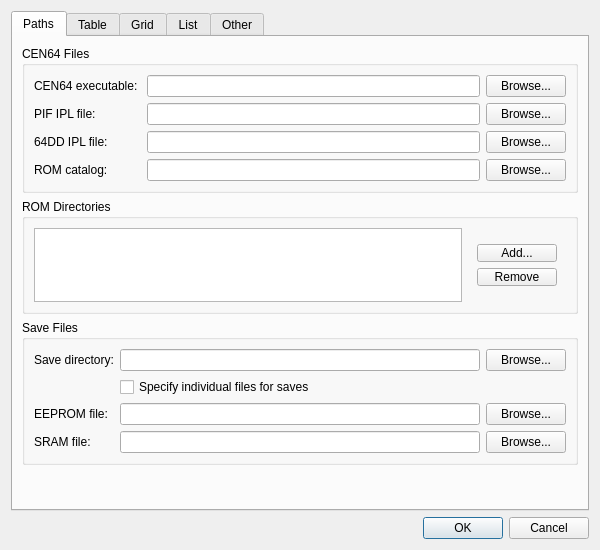
Before: the Qt Designer form src/settingsdialog.ui in dh4/cen64-qt, drawn with Qt 5.
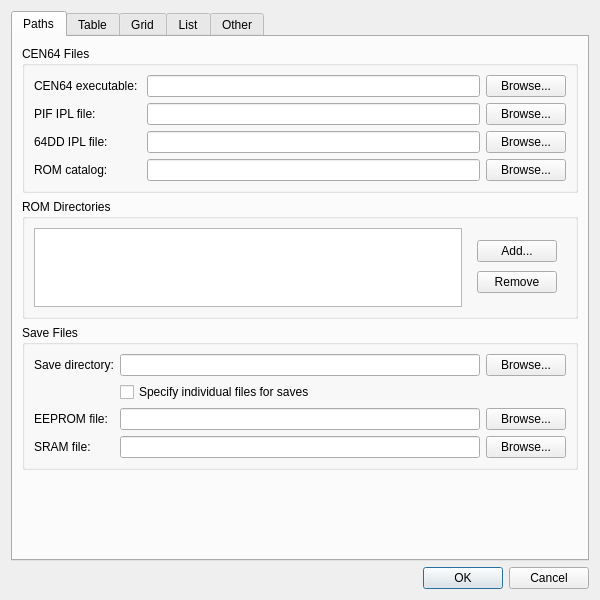
After: the same form once the commit is applied.

Commit message: Fix some spacing for the settings dialog

Patch:
```diff
--- a/src/settingsdialog.ui
+++ b/src/settingsdialog.ui
@@ -7,13 +7,13 @@
     <x>0</x>
     <y>0</y>
     <width>600</width>
-    <height>550</height>
+    <height>600</height>
    </rect>
   </property>
   <property name="minimumSize">
    <size>
     <width>550</width>
-    <height>450</height>
+    <height>550</height>
    </size>
   </property>
   <property name="windowTitle">
@@ -240,7 +240,7 @@
               <property name="maximumSize">
                <size>
                 <width>16777215</width>
-                <height>60</height>
+                <height>80</height>
                </size>
               </property>
               <layout class="QVBoxLayout" name="verticalLayout">
```
Left out of the diff: 11 changed lines with no effect on the pictures. The commit also changes 1 other file.
